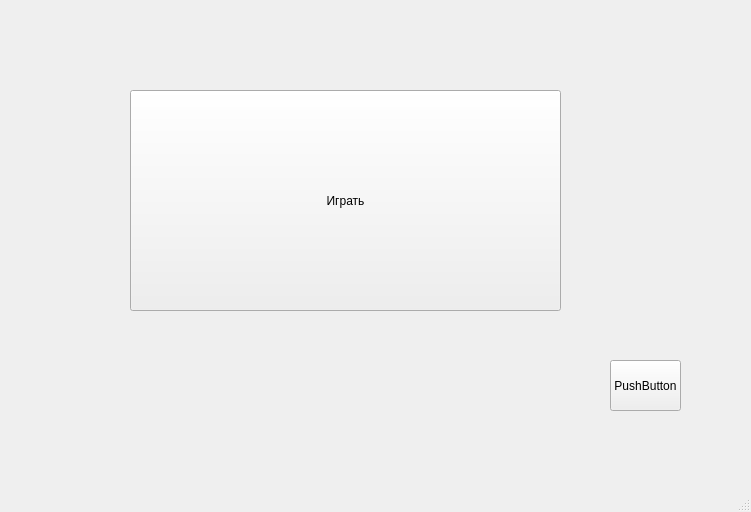
Old version of the form mainwindow.ui in the repository Mike-Wazovsky/Great-project-1-course.
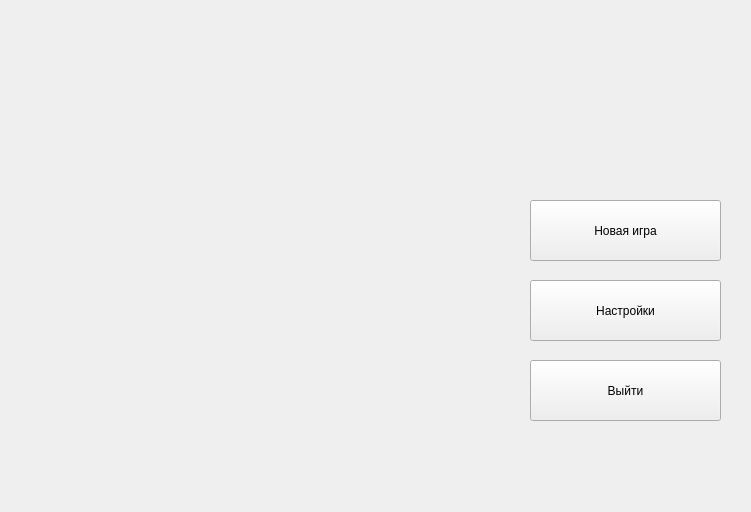
New version of the form. Icons and pictures are not drawn.

```diff
--- a/mainwindow.ui
+++ b/mainwindow.ui
@@ -17,27 +17,56 @@
    <widget class="QPushButton" name="pushButton">
     <property name="geometry">
      <rect>
-      <x>130</x>
-      <y>90</y>
-      <width>431</width>
-      <height>221</height>
+      <x>530</x>
+      <y>200</y>
+      <width>191</width>
+      <height>61</height>
      </rect>
     </property>
     <property name="text">
-     <string>Играть</string>
+     <string>Новая игра</string>
     </property>
    </widget>
    <widget class="QPushButton" name="pushButton_2">
     <property name="geometry">
      <rect>
-      <x>610</x>
+      <x>530</x>
+      <y>280</y>
+      <width>191</width>
+      <height>61</height>
+     </rect>
+    </property>
+    <property name="text">
+     <string>Настройки</string>
+    </property>
+   </widget>
+   <widget class="QPushButton" name="pushButton_3">
+    <property name="geometry">
+     <rect>
+      <x>530</x>
       <y>360</y>
-      <width>71</width>
-      <height>51</height>
+      <width>191</width>
+      <height>61</height>
      </rect>
     </property>
     <property name="text">
-     <string>PushButton</string>
+     <string>Выйти</string>
+    </property>
+   </widget>
+   <widget class="QLabel" name="label">
+    <property name="geometry">
+     <rect>
+      <x>40</x>
+      <y>40</y>
+      <width>441</width>
+      <height>401</height>
+     </rect>
+    </property>
+    <property name="text">
+     <string/>
+    </property>
+    <property name="pixmap">
+     <pixmap>../../Desktop/город.png</pixmap>
     </property>
    </widget>
   </widget>
@@ -51,7 +80,6 @@
     </rect>
    </property>
   </widget>
-  <widget class="QStatusBar" name="statusbar"/>
  </widget>
  <resources/>
  <connections/>
```
Left out of the diff: 19 changed lines with no effect on the pictures.
